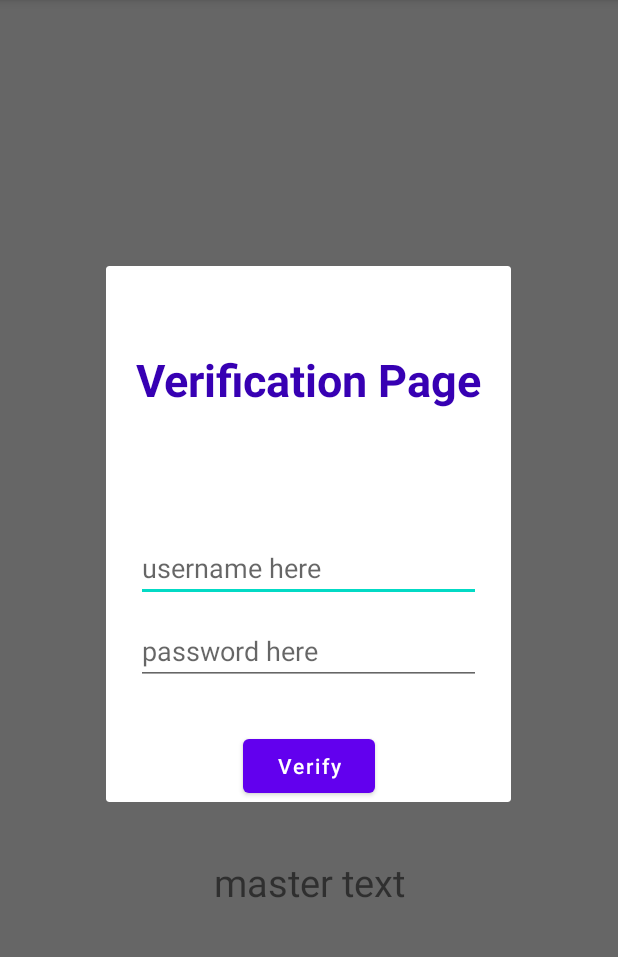
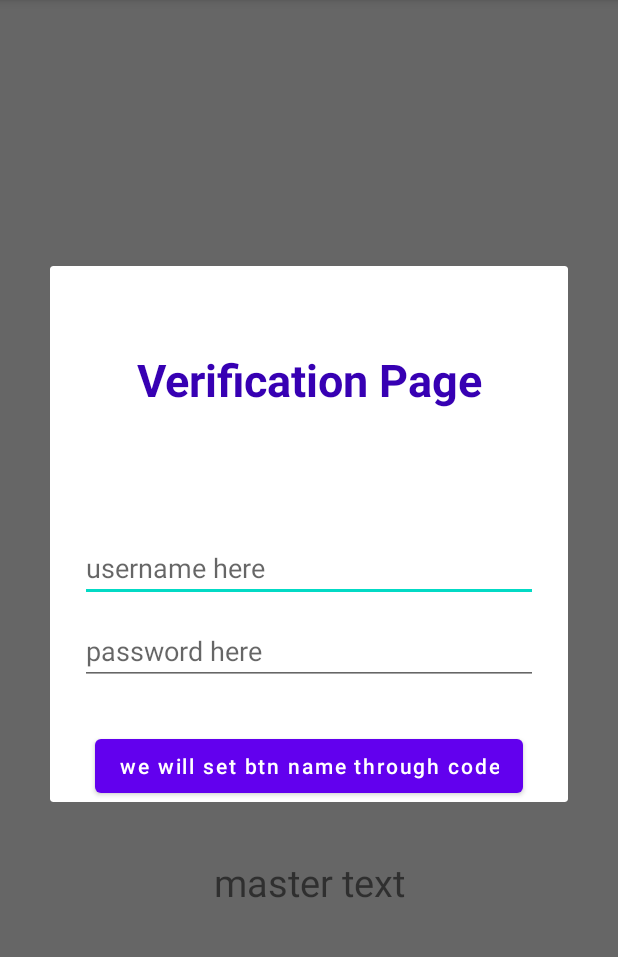
Before and after one commit to vrajendraBhavsar/FragResultApi, an Android app: the screen it shows after launch (MainActivity), after a tap on "MASTER BUTTON", on a phone screen of 412 x 824 dp, the part 84-1041 px from its top. Run offline under Robolectric (Android 15) with nearby library versions, the phone set to English and light mode, and no system bars; 2 statements that could not run were skipped.

Commit message:
Tried Plural string resource for btnAuth

```diff
--- a/app/src/main/java/com/example/fragresultapi/fragments/AuthDialogFragment.kt
+++ b/app/src/main/java/com/example/fragresultapi/fragments/AuthDialogFragment.kt
@@ -15,6 +15,7 @@ class AuthDialogFragment : AppCompatDialogFragment() {
     lateinit var binding: FragmentAuthDialogBinding
 
     override fun onCreateView(inflater: LayoutInflater, container: ViewGroup?, savedInstanceState: Bundle?): View? {
+        binding.btnAuth.text = resources.getQuantityText(R.plurals.verify,1)   //1 - to Choose 1st item from Plural String
         return inflater.inflate(R.layout.fragment_auth_dialog, container, false)
     }
 
@@ -35,8 +36,13 @@ class AuthDialogFragment : AppCompatDialogFragment() {
             val password = binding.etPassword.text.toString()
 
             if (userName == password) {
-                binding.btnAuth.text = resources.getText(R.string.verifying)
+                binding.btnAuth.text = resources.getQuantityText(R.plurals.verify, 2)   //2 is to pick 2nd item from Plural String
                 view.postDelayed(1500) {
+                    //1
+//                    val bundle: Bundle = Bundle()
+//                    bundle.putString(DATA_KEY, userName)
+//                    setFragmentResult(requestKey, bundle)
+                    //2
                     setFragmentResult(requestKey, Bundle().apply {
                         putString(DATA_KEY, userName)
                     })
--- a/app/src/main/res/layout/fragment_auth_dialog.xml
+++ b/app/src/main/res/layout/fragment_auth_dialog.xml
@@ -50,7 +50,7 @@
         android:layout_width="wrap_content"
         android:layout_height="wrap_content"
         android:layout_margin="30dp"
-        android:text="@string/verify"
+        android:text="we will set btn name through code"
         android:textAllCaps="false"
         app:layout_constraintEnd_toEndOf="parent"
         app:layout_constraintStart_toStartOf="parent"
--- a/app/src/main/res/values/strings.xml
+++ b/app/src/main/res/values/strings.xml
@@ -2,8 +2,10 @@
     <string name="app_name">FragResultApi</string>
     <!-- TODO: Remove or change this placeholder text -->
     <string name="hello_blank_fragment">Hello blank fragment</string>
-    <string name="verify">Verify</string>
-    <string name="verifying">Verifying...</string>
+    <plurals name="verify">
+        <item quantity="one">Verify</item>
+        <item quantity="other">Verifying…</item>
+    </plurals>
     <string name="master_button">Master Button</string>
     <string name="master_text">master text</string>
     <string name="verification_page">Verification Page</string>
```
